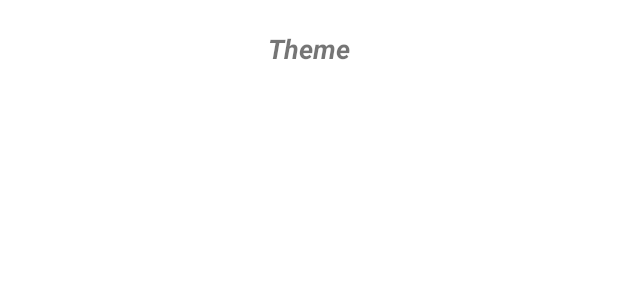
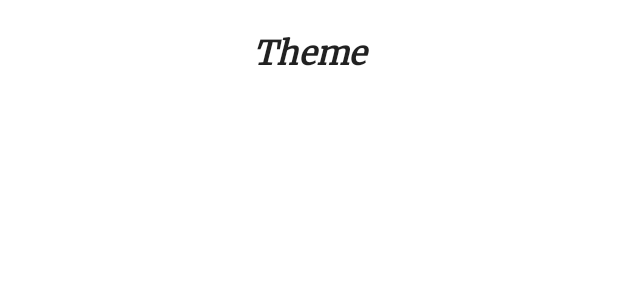
Before and after one commit to MorphTuple/Fictie, an Android app: the layout layout_fic_element_chapter.xml on its own in the app's theme, with its tools: preview values and no code run, on a phone screen of 412 x 824 dp. Shown: the top 300 px of the screen. Run offline under Robolectric (Android 15) with nearby library versions, the light colour scheme and no system bars; network calls fail.

Commit message:
Font switch

```diff
--- a/app/src/main/res/layout-v26/layout_fic_element_text.xml
+++ b/app/src/main/res/layout-v26/layout_fic_element_text.xml
@@ -7,6 +7,8 @@
         android:id="@+id/paragraph"
         android:layout_width="match_parent"
         android:layout_height="wrap_content"
+        android:fontFamily="@font/merriweather_regular"
+        android:textColor="?android:textColorPrimary"
         android:text="@string/test_paragraph"
         android:layout_marginHorizontal="@dimen/d_padding_margin_xx"
         android:layout_marginVertical="@dimen/d_padding_margin"
--- a/app/src/main/res/layout/layout_fic_element_chapter.xml
+++ b/app/src/main/res/layout/layout_fic_element_chapter.xml
@@ -12,7 +12,9 @@
         android:textIsSelectable="true"
         android:text="@string/setting_theme"
         android:textAlignment="center"
-        android:textSize="18sp"
+        android:textColor="?android:textColorPrimary"
+        android:fontFamily="@font/merriweather_regular"
+        android:textSize="22sp"
         android:textStyle="bold|italic" />
 
 </RelativeLayout>
--- a/app/src/main/res/layout/layout_fic_element_text.xml
+++ b/app/src/main/res/layout/layout_fic_element_text.xml
@@ -7,6 +7,8 @@
         android:id="@+id/paragraph"
         android:layout_width="match_parent"
         android:layout_height="wrap_content"
+        android:fontFamily="@font/merriweather_regular"
+        android:textColor="?android:textColorPrimary"
         android:textIsSelectable="true"
         android:layout_marginHorizontal="@dimen/d_padding_margin_xx"
         android:layout_marginVertical="@dimen/d_padding_margin"
```
Also changed, not shown: app/src/main/res/font/merriweather_regular.ttf (added).
